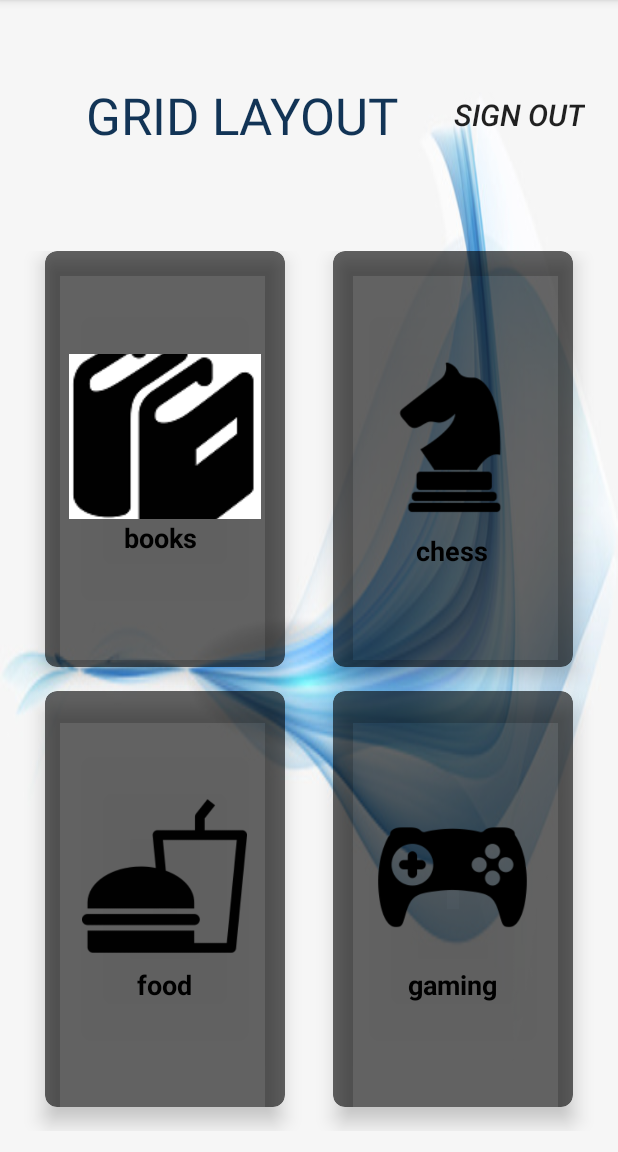
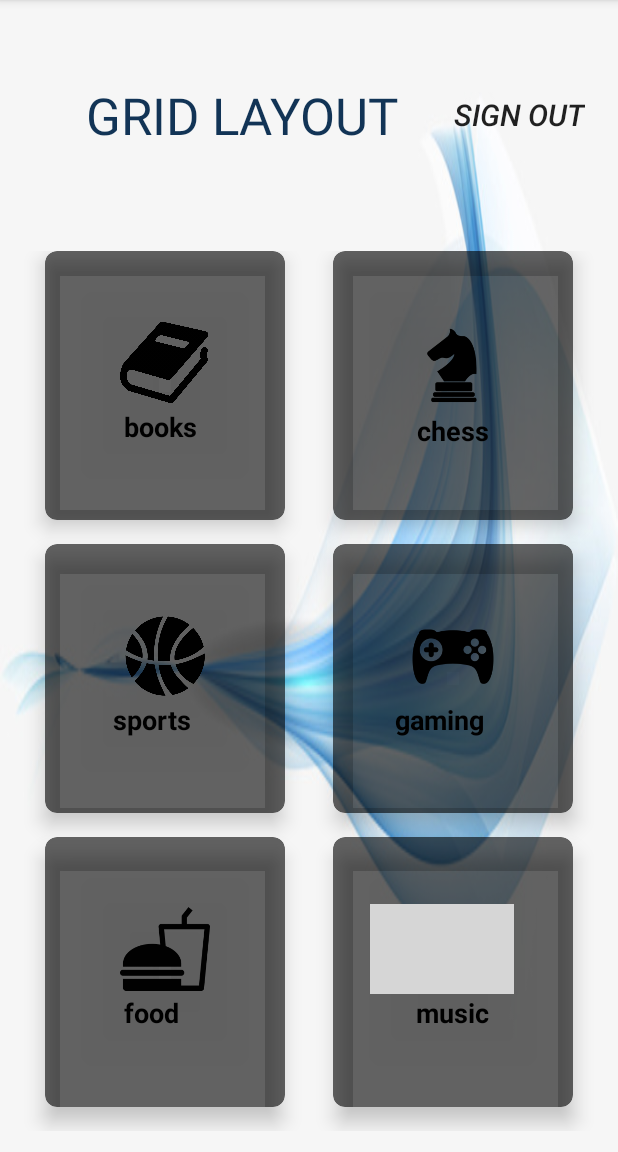
Before and after one commit to Anees123Najar/ansprj, an Android app: the wallActvty screen opened directly, with no data from a screen before it, on a phone screen of 412 x 824 dp, the part 84-1236 px from its top. Run offline under Robolectric (Android 15) with nearby library versions, the phone set to English and light mode, and no system bars; our stand-ins replace Firebase (no records; nobody signed in at launch, a user with empty details on screens opened directly); grey boxes are pictures that could not be loaded.

Commit message:
31/10/18

```diff
--- a/app/src/main/java/com/example/user/ansprj/wallActvty.java
+++ b/app/src/main/java/com/example/user/ansprj/wallActvty.java
@@ -1,5 +1,7 @@
 package com.example.user.ansprj;
 
+import android.content.Intent;
+import android.support.annotation.NonNull;
 import android.support.v7.app.AppCompatActivity;
 import android.os.Bundle;
 import android.view.View;
@@ -9,15 +11,29 @@ import android.widget.GridView;
 import android.widget.ImageButton;
 import android.widget.Toast;
 
-public class wallActvty extends AppCompatActivity
+import com.google.android.gms.tasks.OnCompleteListener;
+import com.google.android.gms.tasks.Task;
+import com.google.firebase.auth.FirebaseAuth;
+
+public class wallActvty extends AppCompatActivity implements View.OnClickListener
 {
     private ImageButton imgBtnBks;
     private Button signOutBtn;
+    FirebaseAuth fAuth;// = FirebaseAuth.getInstance();
     @Override
     protected void onCreate(Bundle savedInstanceState) {
         super.onCreate(savedInstanceState);
         setContentView(R.layout.activity_wall_actvty);
+        signOutBtn=(Button)findViewById(R.id.signOutBtn);
+    }
 
 
+    @Override
+    public void onClick(View v) {
+        if (v.getId() == R.id.signOutBtn) {
+            fAuth.getInstance().signOut();
+            Intent intent2 = new Intent(this,signInActivity.class);
+            startActivity(intent2);
+        }
     }
 }
--- a/app/src/main/res/layout/activity_wall_actvty.xml
+++ b/app/src/main/res/layout/activity_wall_actvty.xml
@@ -46,18 +46,16 @@
         android:layout_height="0dp"
         android:layout_weight="8"
         android:alignmentMode="alignMargins"
-        android:background="#00141414"
+        android:background="#00000000"
         android:columnCount="2"
         android:columnOrderPreserved="false"
         android:padding="14dp"
         android:rowCount="3"
-        android:scrollbars="horizontal"
-
-        >
+        android:scrollbars="horizontal">
         <!-- Row 1-->
         <!-- column 1 -->
         <android.support.v7.widget.CardView
-            android:background="#00141414"
+            android:background="#00000000"
             android:layout_width="0dp"
             android:layout_height="0dp"
             android:layout_columnWeight="1"
@@ -77,10 +75,13 @@
                 android:orientation="vertical">
 
 
-                <ImageButton
+                <ImageView
                     android:id="@+id/imgBtnBks"
                     android:layout_width="wrap_content"
-                    android:layout_height="110dp"
+                    android:layout_height="60dp"
+                    android:adjustViewBounds="false"
+                    android:cropToPadding="false"
+                    android:clickable="true"
                     app:srcCompat="@drawable/wllbksimg" />
 
                 <TextView
@@ -97,7 +98,7 @@
         </android.support.v7.widget.CardView>
         <!-- column 2 -->
         <android.support.v7.widget.CardView
-            android:background="#00141414"
+            android:background="#00000000"
             android:layout_width="0dp"
             android:layout_height="0dp"
             android:layout_columnWeight="1"
@@ -117,8 +118,8 @@
                 android:orientation="vertical">
 
                 <ImageView
-                    android:layout_width="122dp"
-                    android:layout_height="122dp"
+                    android:layout_width="wrap_content"
+                    android:layout_height="60dp"
                     android:src="@drawable/wllchsimg" />
 
                 <TextView
@@ -155,15 +156,15 @@
                 android:orientation="vertical">
 
                 <ImageView
-                    android:layout_width="110dp"
-                    android:layout_height="120dp"
-                    android:src="@drawable/wllfodimg" />
+                    android:layout_width="wrap_content"
+                    android:layout_height="60dp"
+                    android:src="@drawable/wllsprinmg" />
 
                 <TextView
                     android:layout_width="110dp"
                     android:layout_height="30dp"
                     android:textStyle="bold"
-                    android:text="food"
+                    android:text="sports"
                     android:textAlignment="center"
                     android:textColor="@android:color/black"
                     android:textSize="18dp" />
@@ -191,8 +192,8 @@
                 android:orientation="vertical">
 
                 <ImageView
-                    android:layout_width="110dp"
-                    android:layout_height="120dp"
+                    android:layout_width="wrap_content"
+                    android:layout_height="60dp"
                     android:src="@drawable/wllgmgimg" />
 
                 <TextView
@@ -206,9 +207,79 @@
 
             </LinearLayout>
         </android.support.v7.widget.CardView>
-        <!-- row 3 -->
+        <!-- Row 3-->
+        <!-- column 5 -->
+        <android.support.v7.widget.CardView
+            android:layout_width="0dp"
+            android:layout_height="0dp"
+            android:layout_columnWeight="1"
+            android:layout_marginBottom="16dp"
+            android:layout_marginLeft="16dp"
+            android:layout_marginRight="16dp"
+            android:layout_rowWeight="1"
+            app:cardBackgroundColor="?android:attr/colorControlNormal"
+            app:cardCornerRadius="8dp"
+            app:cardElevation="8dp">
 
+            <LinearLayout
+                android:layout_width="wrap_content"
+                android:layout_height="wrap_content"
+                android:layout_gravity="center_horizontal|center_vertical"
+                android:layout_margin="16dp"
+                android:orientation="vertical">
 
+                <ImageView
+                    android:layout_width="wrap_content"
+                    android:layout_height="60dp"
+                    android:src="@drawable/wllfodimg" />
+
+                <TextView
+                    android:layout_width="110dp"
+                    android:layout_height="30dp"
+                    android:text="food"
+                    android:textStyle="bold"
+                    android:textAlignment="center"
+                    android:textColor="@android:color/black"
+                    android:textSize="18dp" />
+
+            </LinearLayout>
+        </android.support.v7.widget.CardView>
+        <!-- column 6 -->
+        <android.support.v7.widget.CardView
+            android:layout_width="0dp"
+            android:layout_height="0dp"
+            android:layout_columnWeight="1"
+            android:layout_marginBottom="16dp"
+            android:layout_marginLeft="16dp"
+            android:layout_marginRight="16dp"
+            android:layout_rowWeight="1"
+            app:cardBackgroundColor="?android:attr/colorControlNormal"
+            app:cardCornerRadius="8dp"
+            app:cardElevation="8dp">
+
+            <LinearLayout
+                android:layout_width="wrap_content"
+                android:layout_height="wrap_content"
+                android:layout_gravity="center_horizontal|center_vertical"
+                android:layout_margin="16dp"
+                android:orientation="vertical">
+
+                <ImageView
+                    android:layout_width="wrap_content"
+                    android:layout_height="60dp"
+                    android:src="@drawable/wllmscimg" />
+
+                <TextView
+                    android:layout_width="110dp"
+                    android:layout_height="30dp"
+                    android:text="music"
+                    android:textStyle="bold"
+                    android:textAlignment="center"
+                    android:textColor="@android:color/black"
+                    android:textSize="18dp" />
+
+            </LinearLayout>
+        </android.support.v7.widget.CardView>
     </GridLayout>
 
 </LinearLayout>
```
Also changed, not shown: app/src/main/AndroidManifest.xml (+7 -2 lines), app/src/main/java/com/example/user/ansprj/CameraGalleryActivity.java (added, +31 -0 lines), app/src/main/res/layout/activity_camera_gallery.xml (added, +9 -0 lines), app/src/main/res/layout/activity_sign_up_actvty.xml (+18 -51 lines), app/src/main/res/drawable/wllbksimg.png, 49 other files.
